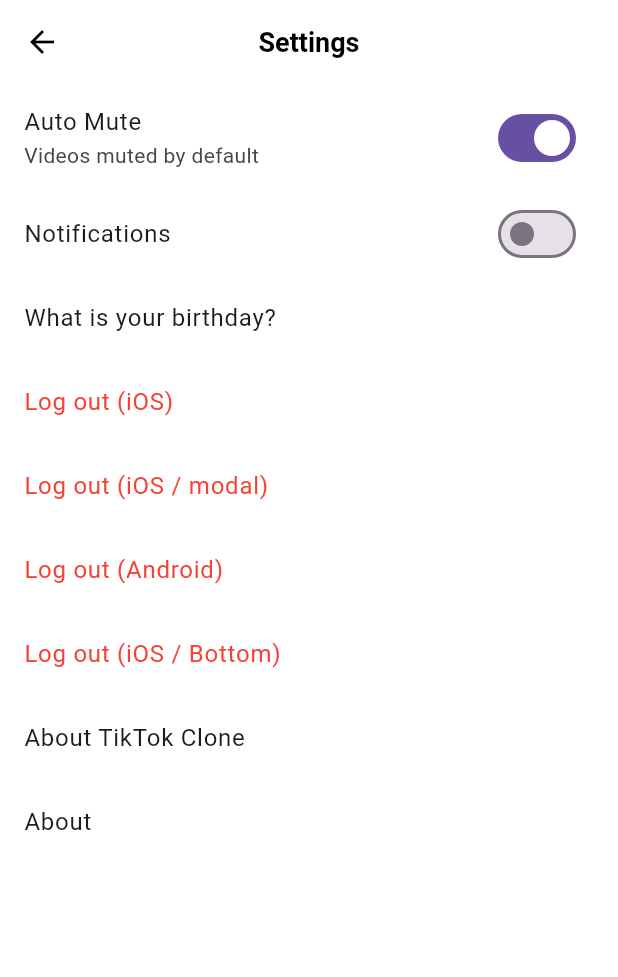
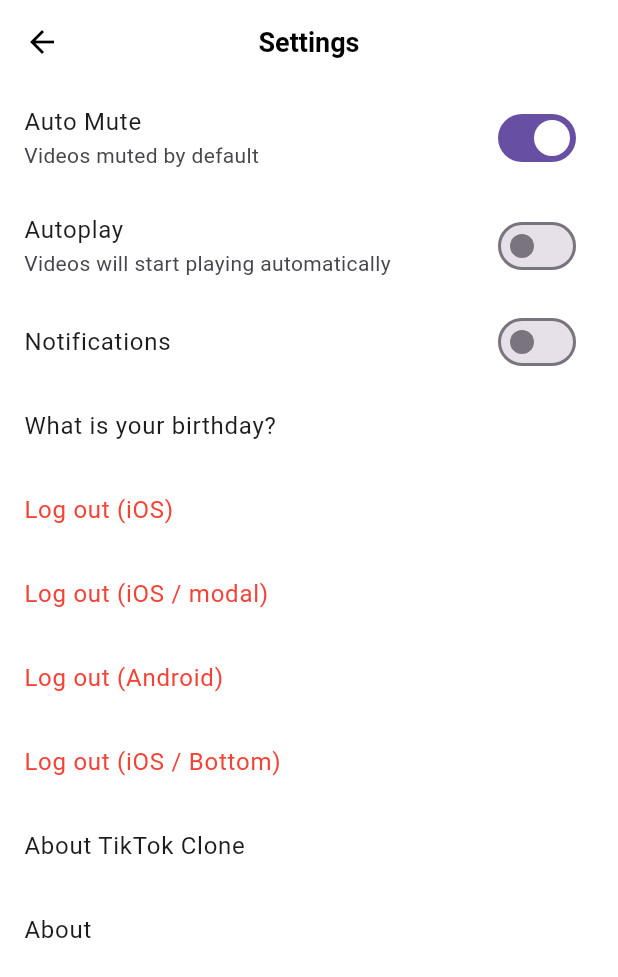
Before and after one commit to GoX2Maker/Flutter101, a Flutter app: the SettingsScreen screen opened directly, after a tap on "Auto Mute", on a phone screen of 412 x 824 dp. Shown: the top 977 px of the screen. Run offline on Flutter 3.47's test engine with Material 2 defaults, Android fonts, the phone set to English and light mode, and no system bars; our stand-ins replace camera, flutter_blue_plus, font_awesome_flutter, gallery_saver, go_router, image_picker and 4 more; missing offline and left inert: dart:js; accounts and stored records are empty; network calls fail.

Commit message:
Fix code - view model - model - repository

```diff
--- a/tiktok_clone/lib/common/widgets/main_navigation/main_navigation_screen.dart
+++ b/tiktok_clone/lib/common/widgets/main_navigation/main_navigation_screen.dart
@@ -8,8 +8,8 @@ import 'package:tiktok_clone/features/inbox/inbox_screen.dart';
 import 'package:tiktok_clone/common/widgets/main_navigation/widgets/nav_tab.dart';
 import 'package:tiktok_clone/common/widgets/main_navigation/widgets/post_video_button.dart';
 import 'package:tiktok_clone/features/users/user_profile_screen.dart';
-import 'package:tiktok_clone/features/videos/video_recording_screen.dart';
-import 'package:tiktok_clone/features/videos/video_timeline_screen.dart';
+import 'package:tiktok_clone/features/videos/views/video_recording_screen.dart';
+import 'package:tiktok_clone/features/videos/views/video_timeline_screen.dart';
 import 'package:tiktok_clone/utils.dart';
 
 class MainNavigationScreen extends StatefulWidget {
--- a/tiktok_clone/lib/features/settings/settings_screen.dart
+++ b/tiktok_clone/lib/features/settings/settings_screen.dart
@@ -2,6 +2,7 @@ import 'package:flutter/cupertino.dart';
 import 'package:flutter/material.dart';
 import 'package:provider/provider.dart';
 import 'package:tiktok_clone/common/widgets/main_navigation/video_configrations/video_config.dart';
+import 'package:tiktok_clone/features/videos/view_models/playback_config_vm.dart';
 
 class SettingsScreen extends StatefulWidget {
   const SettingsScreen({super.key});
@@ -32,12 +33,20 @@ class _SettingsScreenState extends State<SettingsScreen> {
       body: ListView(
         children: [
           SwitchListTile.adaptive(
-            value: context.watch<VideoConfig>().isMuted,
+            value: context.watch<PlaybackConfigViewModel>().muted,
             onChanged: (value) {
-              context.read<VideoConfig>().toggleIsMuted();
+              context.read<PlaybackConfigViewModel>().setMuted(value);
             },
             title: const Text("Auto Mute"),
             subtitle: const Text("Videos muted by default"),
+          ),
+          SwitchListTile.adaptive(
+            value: context.watch<PlaybackConfigViewModel>().autoplay,
+            onChanged: (value) {
+              context.read<PlaybackConfigViewModel>().setAutoplay(value);
+            },
+            title: const Text("Autoplay"),
+            subtitle: const Text("Videos will start playing automatically"),
           ),
           SwitchListTile.adaptive(
             value: _notifications,
--- /dev/null
+++ b/tiktok_clone/lib/features/videos/models/playback_config_model.dart
@@ -0,0 +1,9 @@
+class PlaybackConfigModel {
+  bool muted;
+  bool autoplay;
+
+  PlaybackConfigModel({
+    required this.muted,
+    required this.autoplay,
+  });
+}
--- /dev/null
+++ b/tiktok_clone/lib/features/videos/repos/video_config_repo.dart
@@ -0,0 +1,26 @@
+import 'package:shared_preferences/shared_preferences.dart';
+
+class PlaybackConfigRepository {
+  static const String _autoplay = "autoplay";
+  static const String _muted = "muted";
+
+  final SharedPreferences _preferences;
+
+  PlaybackConfigRepository(this._preferences);
+
+  Future<void> setMuted(bool value) async {
+    await _preferences.setBool(_muted, value);
+  }
+
+  Future<void> setAutoplay(bool value) async {
+    await _preferences.setBool(_autoplay, value);
+  }
+
+  bool isMuted() {
+    return _preferences.getBool(_muted) ?? false;
+  }
+
+  bool isAutoplay() {
+    return _preferences.getBool(_autoplay) ?? false;
+  }
+}
--- /dev/null
+++ b/tiktok_clone/lib/features/videos/view_models/playback_config_vm.dart
@@ -0,0 +1,28 @@
+import 'package:flutter/widgets.dart';
+import 'package:tiktok_clone/features/videos/models/playback_config_model.dart';
+import 'package:tiktok_clone/features/videos/repos/video_config_repo.dart';
+
+class PlaybackConfigViewModel extends ChangeNotifier {
+  final PlaybackConfigRepository _repository;
+  late final PlaybackConfigModel _model = PlaybackConfigModel(
+    muted: _repository.isMuted(),
+    autoplay: _repository.isAutoplay(),
+  );
+
+  PlaybackConfigViewModel(this._repository);
+
+  bool get muted => _model.muted;
+  bool get autoplay => _model.autoplay;
+
+  void setMuted(bool value) {
+    _repository.setMuted(value);
+    _model.muted = value;
+    notifyListeners();
+  }
+
+  void setAutoplay(bool value) {
+    _repository.setAutoplay(value);
+    _model.autoplay = value;
+    notifyListeners();
+  }
+}
--- a/tiktok_clone/lib/features/videos/video_recording_screen.dart
+++ b/tiktok_clone/lib/features/videos/views/video_recording_screen.dart
@@ -8,7 +8,7 @@ import 'package:image_picker/image_picker.dart';
 import 'package:tiktok_clone/constants/gaps.dart';
 import 'package:tiktok_clone/constants/sizes.dart';
 import 'package:permission_handler/permission_handler.dart';
-import 'package:tiktok_clone/features/videos/video_preview_screen.dart';
+import 'package:tiktok_clone/features/videos/views/video_preview_screen.dart';
 
 class VideoRecordingScreen extends StatefulWidget {
   static const String routeName = "postVideo";
--- a/tiktok_clone/lib/features/videos/video_timeline_screen.dart
+++ b/tiktok_clone/lib/features/videos/views/video_timeline_screen.dart
@@ -1,5 +1,5 @@
 import 'package:flutter/material.dart';
-import 'package:tiktok_clone/features/videos/widgets/video_post.dart';
+import 'package:tiktok_clone/features/videos/views/widgets/video_post.dart';
 
 class VideoTimelineScreen extends StatefulWidget {
   const VideoTimelineScreen({super.key});
--- a/tiktok_clone/lib/features/videos/widgets/video_post.dart
+++ b/tiktok_clone/lib/features/videos/views/widgets/video_post.dart
@@ -5,8 +5,9 @@ import 'package:provider/provider.dart';
 import 'package:tiktok_clone/common/widgets/main_navigation/video_configrations/video_config.dart';
 import 'package:tiktok_clone/constants/gaps.dart';
 import 'package:tiktok_clone/constants/sizes.dart';
-import 'package:tiktok_clone/features/videos/widgets/video_button.dart';
-import 'package:tiktok_clone/features/videos/widgets/video_comments.dart';
+import 'package:tiktok_clone/features/videos/views/widgets/video_button.dart';
+import 'package:tiktok_clone/features/videos/views/widgets/video_comments.dart';
+
 import 'package:video_player/video_player.dart';
 import 'package:visibility_detector/visibility_detector.dart';
 
@@ -163,15 +164,13 @@ class _VideoPostState extends State<VideoPost>
             left: 20,
             top: 40,
             child: IconButton(
-              icon: FaIcon(
-                context.watch<VideoConfig>().isMuted
+              icon: const FaIcon(
+                false
                     ? FontAwesomeIcons.volumeOff
                     : FontAwesomeIcons.volumeHigh,
                 color: Colors.white,
               ),
-              onPressed: () {
-                context.read<VideoConfig>().toggleIsMuted();
-              },
+              onPressed: () {},
             ),
           ),
           const Positioned(
--- a/tiktok_clone/lib/router.dart
+++ b/tiktok_clone/lib/router.dart
@@ -7,7 +7,7 @@ import 'package:tiktok_clone/features/inbox/activity_screen.dart';
 import 'package:tiktok_clone/features/inbox/chat_detail_screen.dart';
 import 'package:tiktok_clone/features/inbox/chat_screen.dart';
 import 'package:tiktok_clone/features/onboarding/interests_screen.dart';
-import 'package:tiktok_clone/features/videos/video_recording_screen.dart';
+import 'package:tiktok_clone/features/videos/views/video_recording_screen.dart';
 
 final router = GoRouter(
   initialLocation: "/inbox",
--- a/tiktok_clone/pubspec.yaml
+++ b/tiktok_clone/pubspec.yaml
@@ -45,6 +45,7 @@ dependencies:
   gallery_saver: ^2.3.2
   image_picker: ^1.0.4
   provider: ^6.1.1
+  shared_preferences: ^2.2.2
 
 dev_dependencies:
   flutter_test:
```
Also changed, not shown: tiktok_clone/lib/main.dart (+16 -9 lines), tiktok_clone/lib/features/videos/views/video_preview_screen.dart (renamed from tiktok_clone/lib/features/videos/video_preview_screen.dart), tiktok_clone/lib/features/videos/views/widgets/video_button.dart (renamed from tiktok_clone/lib/features/videos/widgets/video_button.dart), tiktok_clone/lib/features/videos/views/widgets/video_comments.dart (renamed from tiktok_clone/lib/features/videos/widgets/video_comments.dart), 1 other file.
